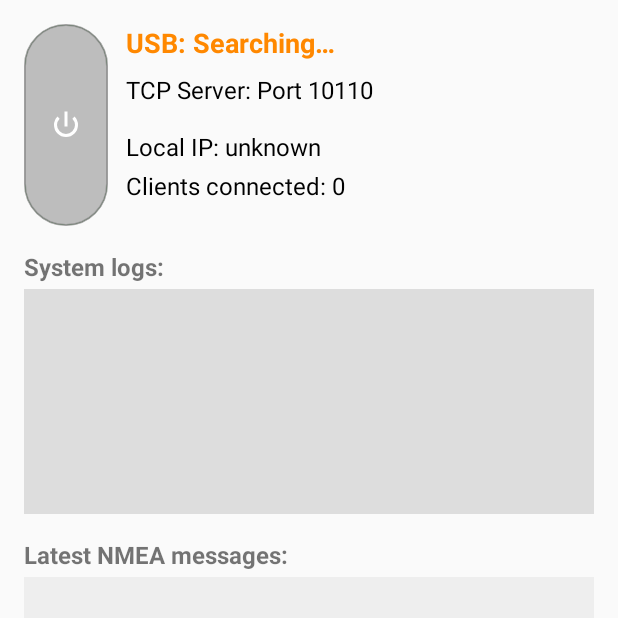
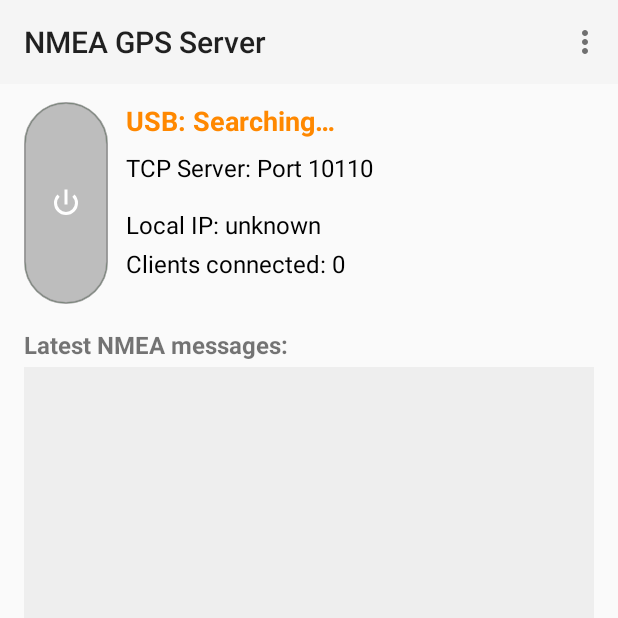
Before and after one commit to INSAil-CVL/nmea2tcp, an Android app built with Jetpack Compose: the screen it shows after launch (MainActivity), on a phone screen of 412 x 824 dp, the top half of it. Run offline under Robolectric (Android 15) with nearby library versions, the phone set to English and light mode, and no system bars; libraries missing offline, so code that uses them is left out: com.hoho.android.

Commit message:
Moved the Internal logs in new settings panel in Toolbar.

```diff
--- a/app/build.gradle.kts
+++ b/app/build.gradle.kts
@@ -68,6 +68,8 @@ dependencies {
     implementation(libs.androidx.appcompat)
     implementation(libs.material)
     implementation(libs.usb.serial)
+    implementation("androidx.preference:preference-ktx:1.2.1")
+
 
     testImplementation(libs.junit)
     androidTestImplementation(libs.androidx.junit)
--- a/app/src/main/java/com/insail/nmeagpsserver/MainActivity.kt
+++ b/app/src/main/java/com/insail/nmeagpsserver/MainActivity.kt
@@ -1,3 +1,4 @@
+// File: app/src/main/java/com/insail/nmeagpsserver/MainActivity.kt (updated: plus de logText)
 package com.insail.nmeagpsserver
 
 import android.content.BroadcastReceiver
@@ -11,22 +12,19 @@ import androidx.appcompat.app.AppCompatActivity
 import androidx.core.content.ContextCompat
 import java.net.Inet4Address
 import java.net.NetworkInterface
-
 import android.hardware.usb.UsbManager
 import androidx.appcompat.app.AlertDialog
 import android.widget.Toast
-
+import androidx.appcompat.widget.Toolbar
 
 class MainActivity : AppCompatActivity() {
     private lateinit var clientCountText: TextView
     private lateinit var usbStatusText: TextView
-    private lateinit var logText: TextView
     private lateinit var nmeaText: TextView
     private lateinit var localIpText: TextView
     private lateinit var btnMainToggle: ImageButton
     private lateinit var tcpStatusText: TextView
     private lateinit var usbManager: UsbManager
-
 
     private val uiReceiver = object : BroadcastReceiver() {
         override fun onReceive(context: Context?, intent: Intent?) {
@@ -42,16 +40,12 @@ class MainActivity : AppCompatActivity() {
                         else -> android.R.color.darker_gray
                     }
                     usbStatusText.setTextColor(getColor(color))
-                    // Reflect ON/OFF on the big toggle
                     btnMainToggle.isActivated = lower.contains("connect")
                 }
-
                 GpsUsbForegroundService.ACTION_UI_LOG -> {
+                    // On ne maintient plus de vue locale des logs système ici.
                     val msg = intent.getStringExtra(GpsUsbForegroundService.EXTRA_TEXT) ?: return
-                    appendToSystemView(msg)
-
                     when {
-                        // Ne pas réécrire le texte (pour ne pas perdre le deviceName), juste la couleur et l’état du bouton
                         msg.contains("connecté", ignoreCase = true) ||
                                 msg.contains("serial port opened", ignoreCase = true) -> {
                             usbStatusText.setTextColor(getColor(android.R.color.holo_green_dark))
@@ -66,12 +60,10 @@ class MainActivity : AppCompatActivity() {
                         }
                     }
                 }
-
                 GpsUsbForegroundService.ACTION_UI_NMEA -> {
                     val nmea = intent.getStringExtra(GpsUsbForegroundService.EXTRA_TEXT) ?: return
                     appendToNmeaView(nmea)
                 }
-
                 GpsUsbForegroundService.ACTION_UI_CLIENTS -> {
                     val count = intent.getIntExtra(GpsUsbForegroundService.EXTRA_COUNT, 0)
                     clientCountText.text = getString(R.string.clients_connected, count)
@@ -84,69 +76,32 @@ class MainActivity : AppCompatActivity() {
         super.onCreate(savedInstanceState)
         setContentView(R.layout.activity_main)
 
-        // Views
+        val toolbar: Toolbar = findViewById(R.id.toolbar)
+        setSupportActionBar(toolbar)
+
         btnMainToggle = findViewById(R.id.btnMainToggle)
         clientCountText = findViewById(R.id.clientCountText)
         usbStatusText = findViewById(R.id.usbStatus)
-        logText = findViewById(R.id.logText)
         nmeaText = findViewById(R.id.nmeaText)
         localIpText = findViewById(R.id.localIpText)
         tcpStatusText = findViewById(R.id.tcpStatus)
 
-        // Init UI
         localIpText.text = getString(R.string.ip_locale, getLocalIpAddress())
         usbStatusText.text = getString(R.string.usb_searching)
         usbStatusText.setTextColor(getColor(android.R.color.holo_orange_dark))
-        localIpText.text = getString(R.string.ip_locale_unknown)
-        localIpText.text = getString(R.string.ip_locale, getLocalIpAddress())
         tcpStatusText.text = getString(R.string.tcp_server_port_label, 10110)
 
-        // État initial du gros bouton (vert si service actif)
         btnMainToggle.isActivated = GpsUsbForegroundService.isRunning
 
-        // Gestion des appareils USB
         usbManager = getSystemService(USB_SERVICE) as UsbManager
-
         btnMainToggle.setOnClickListener {
             if (GpsUsbForegroundService.isRunning) {
-                // Confirmation d’arrêt (inchangé)
                 startActivity(Intent(this, StopServiceConfirmActivity::class.java))
             } else {
-                // Nouveau : au lieu de démarrer “à l’aveugle”, on propose la sélection
                 showUsbDevicePicker()
             }
         }
 
-
-        /* // Toggle start/stop via gros bouton
-        btnMainToggle.setOnClickListener {
-            if (GpsUsbForegroundService.isRunning) {
-                // Confirmation d’arrêt (reuse de l’activity de confirmation)
-                startActivity(Intent(this, StopServiceConfirmActivity::class.java))
-            } else {
-                // Démarrage du service
-                val svc = Intent(this, GpsUsbForegroundService::class.java)
-                    .setAction(GpsUsbForegroundService.ACTION_START)
-                ContextCompat.startForegroundService(this, svc)
-                // Feedback visuel immédiat
-                usbStatusText.text = getString(R.string.usb_searching)
-                usbStatusText.setTextColor(getColor(android.R.color.holo_orange_dark))
-                btnMainToggle.isActivated = true
-            }
-        }
-
-        // Démarre le Foreground Service au lancement de l'écran si non déjà actif
-        if (!GpsUsbForegroundService.isRunning) {
-            try {
-                val svc = Intent(this, GpsUsbForegroundService::class.java)
-                    .setAction(GpsUsbForegroundService.ACTION_START)
-                ContextCompat.startForegroundService(this, svc)
-            } catch (e: Exception) {
-                appendToSystemView(getString(R.string.service_start_error, e.message ?: ""))
-            }
-        }*/
-
-        // Écoute des diffusions UI du service
         val filter = IntentFilter().apply {
             addAction(GpsUsbForegroundService.ACTION_UI_LOG)
             addAction(GpsUsbForegroundService.ACTION_UI_NMEA)
@@ -154,19 +109,19 @@ class MainActivity : AppCompatActivity() {
             addAction(GpsUsbForegroundService.ACTION_UI_STATUS)
         }
         ContextCompat.registerReceiver(
-            this,
-            uiReceiver,
-            filter,
-            ContextCompat.RECEIVER_NOT_EXPORTED
+            this, uiReceiver, filter, ContextCompat.RECEIVER_NOT_EXPORTED
         )
     }
 
-    private fun appendToSystemView(message: String) {
-        val maxLines = 100
-        logText.append("$message\n")
-        val lines = logText.text.lines()
-        if (lines.size > maxLines) {
-            logText.text = lines.takeLast(maxLines / 2).joinToString("\n")
+    override fun onCreateOptionsMenu(menu: android.view.Menu): Boolean {
+        menuInflater.inflate(R.menu.main_menu, menu)
+        return true
+    }
+
+    override fun onOptionsItemSelected(item: android.view.MenuItem): Boolean {
+        return when (item.itemId) {
+            R.id.settings -> { startActivity(Intent(this, SettingsActivity::class.java)); true }
+            else -> super.onOptionsItemSelected(item)
         }
     }
 
@@ -200,8 +155,6 @@ class MainActivity : AppCompatActivity() {
             Toast.makeText(this, getString(R.string.usb_aucun_device), Toast.LENGTH_SHORT).show()
             return
         }
-
-        // Libellés lisibles : "deviceName (VID:PID)"
         val labels = devices.map { d ->
             val vid = "0x" + d.vendorId.toString(16).uppercase()
             val pid = "0x" + d.productId.toString(16).uppercase()
@@ -212,14 +165,11 @@ class MainActivity : AppCompatActivity() {
             .setTitle(getString(R.string.select_usb_device_title))
             .setItems(labels) { _, which ->
                 val selected = devices[which]
-                // Démarre le service en lui passant le device choisi
                 val svc = Intent(this, GpsUsbForegroundService::class.java)
                     .setAction(GpsUsbForegroundService.ACTION_START)
                     .putExtra(GpsUsbForegroundService.EXTRA_DEVICE, selected)
 
                 ContextCompat.startForegroundService(this, svc)
-
-                // Feedback UI immédiat
                 usbStatusText.text = getString(R.string.usb_permission_demande)
                 usbStatusText.setTextColor(getColor(android.R.color.holo_orange_dark))
                 btnMainToggle.isActivated = true
@@ -228,20 +178,12 @@ class MainActivity : AppCompatActivity() {
             .show()
     }
 
-
     override fun onDestroy() {
         super.onDestroy()
         try { unregisterReceiver(uiReceiver) } catch (_: Exception) { }
-
-        // Quand l’activité est fermée, on stoppe le service si actif → la notif disparaît.
         if (GpsUsbForegroundService.isRunning) {
-            try {
-                androidx.core.app.NotificationManagerCompat.from(this).cancelAll()
-            } catch (_: Exception) { }
-
-            try {
-                stopService(Intent(this, GpsUsbForegroundService::class.java))
-            } catch (_: Exception) { }
+            try { androidx.core.app.NotificationManagerCompat.from(this).cancelAll() } catch (_: Exception) { }
+            try { stopService(Intent(this, GpsUsbForegroundService::class.java)) } catch (_: Exception) { }
         }
     }
 }
--- a/app/src/main/res/layout/activity_main.xml
+++ b/app/src/main/res/layout/activity_main.xml
@@ -1,10 +1,32 @@
 <?xml version="1.0" encoding="utf-8"?>
 <LinearLayout xmlns:android="http://schemas.android.com/apk/res/android"
     xmlns:app="http://schemas.android.com/apk/res-auto"
+    android:id="@+id/rootMain"
     android:layout_width="match_parent"
     android:layout_height="match_parent"
+    android:fitsSystemWindows="true"
+    android:orientation="vertical">
+
+    <!-- Toolbar en haut, pleine largeur -->
+    <androidx.appcompat.widget.Toolbar
+        android:id="@+id/toolbar"
+        android:layout_width="match_parent"
+        android:layout_height="?attr/actionBarSize"
+        android:background="?attr/colorPrimary"
+        android:theme="@style/ThemeOverlay.AppCompat.Light"
+        app:title="@string/app_name" />
+
+    <!-- Contenu avec marges latérales -->
+    <LinearLayout
+        android:id="@+id/contentWrapper"
+        android:layout_width="match_parent"
+        android:layout_height="0dp"
+        android:layout_weight="1"
         android:orientation="vertical"
-    android:padding="16dp">
+        android:paddingStart="16dp"
+        android:paddingEnd="16dp"
+        android:paddingTop="12dp"
+        android:paddingBottom="16dp">
 
         <!-- Bloc entête : Gros bouton ON/OFF + 4 textes empilés -->
         <LinearLayout
@@ -15,7 +37,6 @@
             android:gravity="top"
             android:layout_marginBottom="16dp">
 
-        <!-- Gros bouton ON/OFF (prend la hauteur de la colonne de droite) -->
             <ImageButton
                 android:id="@+id/btnMainToggle"
                 android:layout_width="56dp"
@@ -30,14 +51,12 @@
                 android:layout_marginEnd="12dp"
                 android:contentDescription="@string/btn_main_toggle_cd" />
 
-        <!-- Colonne de droite : 4 textes -->
             <LinearLayout
                 android:layout_width="0dp"
                 android:layout_height="wrap_content"
                 android:layout_weight="1"
                 android:orientation="vertical">
 
-            <!-- Statut USB -->
                 <TextView
                     android:id="@+id/usbStatus"
                     android:layout_width="match_parent"
@@ -48,7 +67,6 @@
                     android:textSize="18sp"
                     android:textStyle="bold" />
 
-            <!-- Statut TCP -->
                 <TextView
                     android:id="@+id/tcpStatus"
                     android:layout_width="match_parent"
@@ -57,7 +75,6 @@
                     android:textColor="#000000"
                     android:textSize="16sp" />
 
-            <!-- IP locale -->
                 <TextView
                     android:id="@+id/localIpText"
                     android:layout_width="match_parent"
@@ -67,7 +84,6 @@
                     android:textColor="#000000"
                     android:textSize="16sp" />
 
-            <!-- Nombre de clients connectés -->
                 <TextView
                     android:id="@+id/clientCountText"
                     android:layout_width="match_parent"
@@ -78,30 +94,6 @@
                     android:textSize="16sp" />
             </LinearLayout>
         </LinearLayout>
-
-    <!-- Logs système -->
-    <TextView
-        android:layout_width="match_parent"
-        android:layout_height="wrap_content"
-        android:layout_marginBottom="4dp"
-        android:text="@string/logs_system_title"
-        android:textSize="16sp"
-        android:textStyle="bold" />
-
-    <ScrollView
-        android:layout_width="match_parent"
-        android:layout_height="150dp"
-        android:layout_marginBottom="16dp"
-        android:background="#DDDDDD">
-
-        <TextView
-            android:id="@+id/logText"
-            android:layout_width="match_parent"
-            android:layout_height="wrap_content"
-            android:padding="8dp"
-            android:text=""
-            android:textSize="14sp" />
-    </ScrollView>
 
         <!-- Logs NMEA -->
         <TextView
@@ -126,5 +118,6 @@
                 android:text=""
                 android:textSize="14sp" />
         </ScrollView>
+    </LinearLayout>
 
 </LinearLayout>
--- /dev/null
+++ b/app/src/main/res/menu/main_menu.xml
@@ -0,0 +1,9 @@
+<?xml version="1.0" encoding="utf-8"?>
+<menu xmlns:android="http://schemas.android.com/apk/res/android"
+    xmlns:app="http://schemas.android.com/apk/res-auto">
+
+    <item
+        android:id="@+id/settings"
+        android:title="@string/settings"
+        app:showAsAction="never" />
+</menu>
--- a/app/src/main/res/values/strings.xml
+++ b/app/src/main/res/values/strings.xml
@@ -105,4 +105,10 @@
     <!-- Errors surfaced in UI -->
     <string name="service_start_error">Service start error: %1$s</string>
 
+    <!-- Paramètres -->
+    <string name="settings">Settings</string>
+
+    <!-- Logs système -->
+    <string name="logs_system_summary">Show history of internal logs of the application</string>
+    <string name="clear">Clear</string>
 </resources>
--- a/app/src/main/res/xml/locales_config.xml
+++ b/app/src/main/res/xml/locales_config.xml
@@ -1,5 +1,5 @@
 <?xml version="1.0" encoding="utf-8"?>
 <locale-config xmlns:android="http://schemas.android.com/apk/res/android">
+    <locale android:name="fr"/>
     <locale android:name="en"/>
-    <locale android:name="fr"/>
 </locale-config>
```
Also changed, not shown: app/src/main/AndroidManifest.xml (+18 -33 lines), app/src/main/java/com/insail/nmeagpsserver/GpsUsbForegroundService.kt (+8 -21 lines), app/src/main/java/com/insail/nmeagpsserver/LogStore.kt (added, +86 -0 lines), app/src/main/java/com/insail/nmeagpsserver/SettingsActivity.kt (added, +43 -0 lines), app/src/main/java/com/insail/nmeagpsserver/SystemLogsActivity.kt (added, +84 -0 lines), app/src/main/res/layout/activity_settings.xml (added, +28 -0 lines), app/src/main/res/layout/activity_system_logs.xml (added, +47 -0 lines), app/src/main/res/menu/menu_system_logs.xml (added, +8 -0 lines), app/src/main/res/xml/root_preferences.xml (added, +10 -0 lines), 1 other file. Lines whose indentation alone changed are shown as unchanged.
